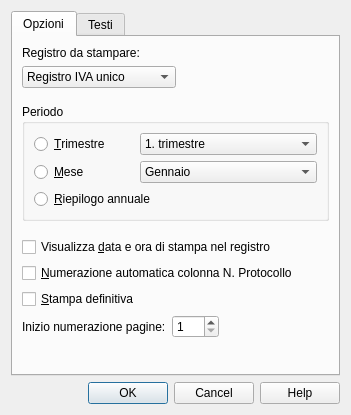
Before: the Qt Designer form Iva/2017/ch.banana.script.italy_vat_2017.report.registri.dialog.ui in BananaAccounting/Italia, drawn with Qt 5.
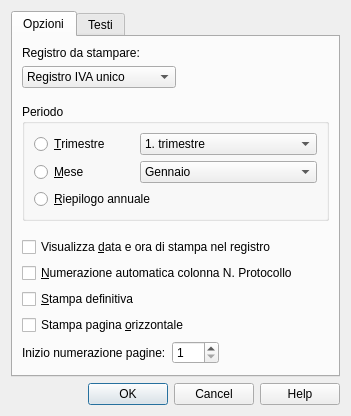
After: the same form once the commit is applied.

Commit message: Opzione stampa pagina orizzontale per registri

```diff
--- a/Iva/2017/ch.banana.script.italy_vat_2017.report.registri.dialog.ui
+++ b/Iva/2017/ch.banana.script.italy_vat_2017.report.registri.dialog.ui
@@ -306,6 +306,13 @@
          </property>
         </widget>
        </item>
+       <item>
+        <widget class="QCheckBox" name="stampaOrizzontaleCheckBox">
+         <property name="text">
+          <string>Stampa pagina &amp;orizzontale</string>
+         </property>
+        </widget>
+       </item>
        <item>
         <layout class="QGridLayout" name="gridLayout_2">
          <item row="0" column="2">
```
Left out of the diff: 2 changed lines with no effect on the pictures. The commit also changes 5 other files.
